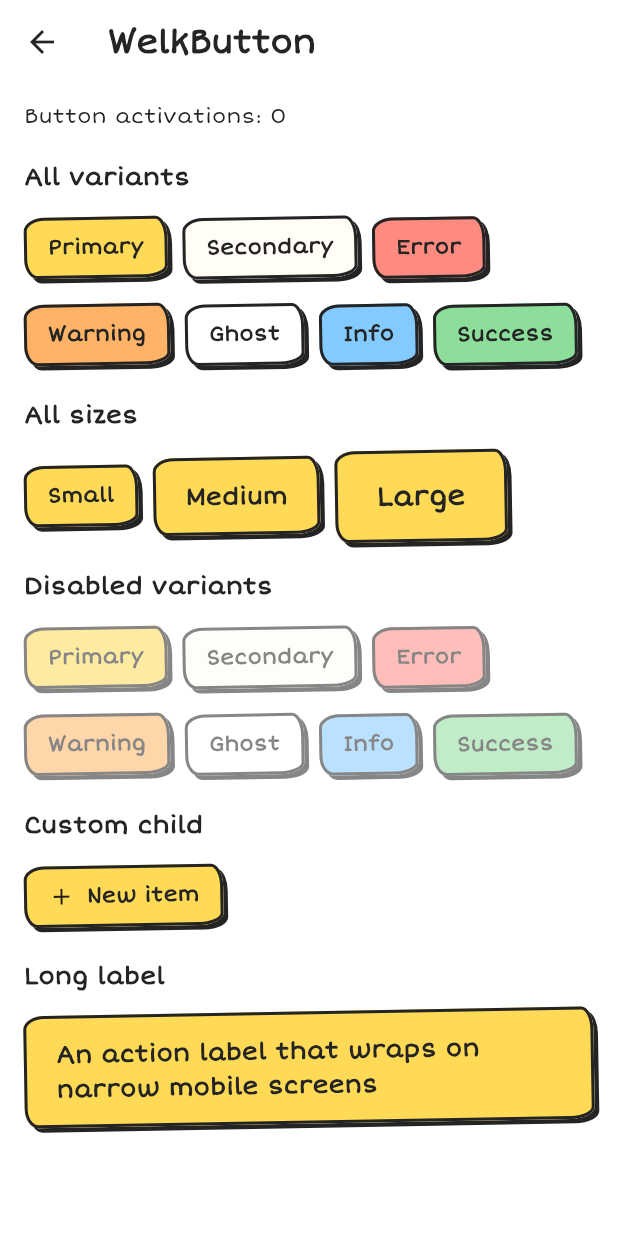
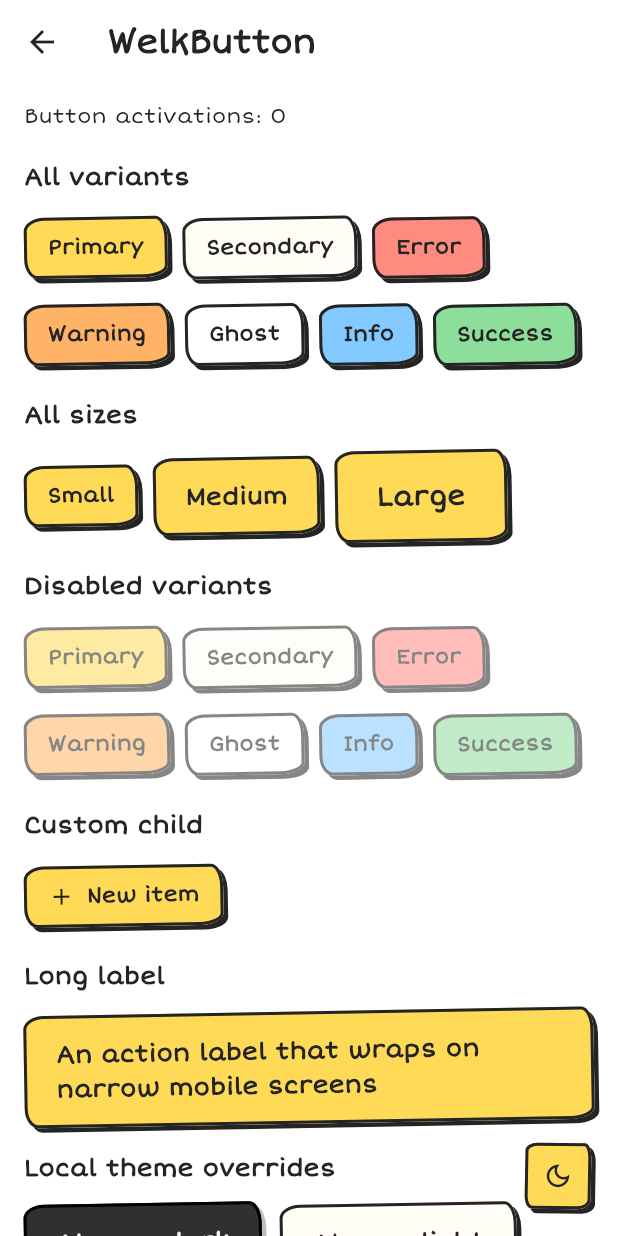
Before and after one commit to shristy-dev/welkUI-flutter, a Flutter app: the ButtonScreen screen opened by its route, on a phone screen of 412 x 824 dp. Run offline on Flutter 3.47's test engine with Material 3 defaults, Android fonts, the phone set to English and light mode, and no system bars; missing offline and left inert: qr.

Commit message:
added global dark theme and updated WelkButton for it's compatibilty

```diff
--- /dev/null
+++ b/example/lib/example_theme_mode.dart
@@ -0,0 +1,21 @@
+import 'package:flutter/widgets.dart';
+
+/// Shares the example app's global theme toggle across preview routes.
+class ExampleThemeMode extends InheritedWidget {
+  const ExampleThemeMode({
+    super.key,
+    required this.darkMode,
+    required this.toggle,
+    required super.child,
+  });
+
+  final bool darkMode;
+  final VoidCallback toggle;
+
+  static ExampleThemeMode of(BuildContext context) =>
+      context.dependOnInheritedWidgetOfExactType<ExampleThemeMode>()!;
+
+  @override
+  bool updateShouldNotify(ExampleThemeMode oldWidget) =>
+      darkMode != oldWidget.darkMode || toggle != oldWidget.toggle;
+}
--- a/example/lib/screens/button_screen.dart
+++ b/example/lib/screens/button_screen.dart
@@ -90,6 +90,25 @@ class _ButtonScreenState extends State<ButtonScreen> {
           'An action label that wraps on narrow mobile screens',
         ),
       ),
+      const DemoHeading('Local theme overrides'),
+      Wrap(
+        spacing: 12,
+        runSpacing: 12,
+        children: [
+          WelkButton(
+            overRideDarkMode: true,
+            variant: WelkButtonVariant.secondary,
+            onPressed: _activate,
+            child: const Text('Always dark'),
+          ),
+          WelkButton(
+            overRideDarkMode: false,
+            variant: WelkButtonVariant.secondary,
+            onPressed: _activate,
+            child: const Text('Always light'),
+          ),
+        ],
+      ),
     ],
   );
 
--- a/example/lib/screens/demo_page.dart
+++ b/example/lib/screens/demo_page.dart
@@ -1,5 +1,7 @@
 import 'package:flutter/material.dart';
+import 'package:welkui_flutter/welkui_flutter.dart';
 
+import '../example_theme_mode.dart';
 import '../preview_mode.dart';
 
 class DemoPage extends StatelessWidget {
@@ -14,13 +16,26 @@ class DemoPage extends StatelessWidget {
   @override
   Widget build(BuildContext context) => Scaffold(
     appBar: PreviewMode.of(context) ? null : AppBar(title: Text(title)),
+    floatingActionButton: PreviewMode.of(context)
+        ? null
+        : WelkIconButton(
+            icon: Icon(
+              ExampleThemeMode.of(context).darkMode
+                  ? Icons.light_mode_outlined
+                  : Icons.dark_mode_outlined,
+            ),
+            label: ExampleThemeMode.of(context).darkMode
+                ? 'Switch to light mode'
+                : 'Switch to dark mode',
+            onPressed: ExampleThemeMode.of(context).toggle,
+          ),
     body: SafeArea(
       child: ListView(
         padding: EdgeInsets.fromLTRB(
           isCompact(context) ? 16 : 20,
           12,
           isCompact(context) ? 16 : 20,
-          32,
+          PreviewMode.of(context) ? 32 : 104,
         ),
         children: children,
       ),
--- a/lib/src/theme/welk_theme.dart
+++ b/lib/src/theme/welk_theme.dart
@@ -4,6 +4,13 @@ import 'package:flutter/material.dart';
 @immutable
 class WelkThemeData {
   const WelkThemeData({
+    this.darkMode,
+    this.darkPaper = const Color(0xFF303030),
+    this.darkInk = const Color(0xFFF5F5F5),
+    this.darkOutline = const Color(0xFF000000),
+    this.darkShadow = const Color(0xFFBDBDBD),
+    this.darkButtonTint = const Color(0x1A000000),
+    this.darkFocus = const Color(0xFF82CAFF),
     this.paper = const Color(0xFFFFFDF5),
     this.white = const Color(0xFFFFFFFF),
     this.ink = const Color(0xFF242424),
@@ -26,6 +33,18 @@ class WelkThemeData {
     this.cardShadowOffset = const Offset(3, 3),
     this.switchShadowOffset = const Offset(2, 2),
   });
+
+  /// Global dark-mode preference for supported widgets (currently `WelkButton`).
+  ///
+  /// Null follows Flutter's [ThemeData.brightness]. A widget's
+  /// `overRideDarkMode` takes precedence over this preference.
+  final bool? darkMode;
+  final Color darkPaper;
+  final Color darkInk;
+  final Color darkOutline;
+  final Color darkShadow;
+  final Color darkButtonTint;
+  final Color darkFocus;
 
   final Color paper;
   final Color white;
@@ -51,6 +70,13 @@ class WelkThemeData {
 
   /// Returns a copy with selected design values replaced.
   WelkThemeData copyWith({
+    bool? darkMode,
+    Color? darkPaper,
+    Color? darkInk,
+    Color? darkOutline,
+    Color? darkShadow,
+    Color? darkButtonTint,
+    Color? darkFocus,
     Color? paper,
     Color? white,
     Color? ink,
@@ -74,6 +100,13 @@ class WelkThemeData {
     Offset? switchShadowOffset,
   }) {
     return WelkThemeData(
+      darkMode: darkMode ?? this.darkMode,
+      darkPaper: darkPaper ?? this.darkPaper,
+      darkInk: darkInk ?? this.darkInk,
+      darkOutline: darkOutline ?? this.darkOutline,
+      darkShadow: darkShadow ?? this.darkShadow,
+      darkButtonTint: darkButtonTint ?? this.darkButtonTint,
+      darkFocus: darkFocus ?? this.darkFocus,
       paper: paper ?? this.paper,
       white: white ?? this.white,
       ink: ink ?? this.ink,
@@ -97,6 +130,12 @@ class WelkThemeData {
       switchShadowOffset: switchShadowOffset ?? this.switchShadowOffset,
     );
   }
+
+  /// Resolves a local override, then the global preference, then Flutter's theme.
+  bool resolveDarkMode(BuildContext context, {bool? overRideDarkMode}) =>
+      overRideDarkMode ??
+      darkMode ??
+      Theme.of(context).brightness == Brightness.dark;
 }
 
 /// Provides WelkUI design tokens to the widgets below it in the tree.
--- a/lib/src/widgets/welk_button.dart
+++ b/lib/src/widgets/welk_button.dart
@@ -29,7 +29,7 @@ class WelkButton extends StatefulWidget {
     this.size = WelkButtonSize.medium,
     this.focusNode,
     this.autofocus = false,
-    this.isDark,
+    this.overRideDarkMode,
   });
 
   final Widget child;
@@ -39,8 +39,10 @@ class WelkButton extends StatefulWidget {
   final FocusNode? focusNode;
   final bool autofocus;
 
-  /// Overrides dark mode. When null, follows the surrounding Flutter [Theme].
-  final bool? isDark;
+  /// Overrides [WelkThemeData.darkMode] for this button.
+  ///
+  /// Null inherits the global preference, falling back to Flutter's [Theme].
+  final bool? overRideDarkMode;
 
   @override
   State<WelkButton> createState() => _WelkButtonState();
@@ -62,29 +64,36 @@ class _WelkButtonState extends State<WelkButton>
   @override
   Widget build(BuildContext context) {
     final theme = WelkTheme.of(context);
-    final isDark =
-        widget.isDark ?? Theme.of(context).brightness == Brightness.dark;
-    final outline = isDark ? const Color(0xFFBDBDBD) : theme.ink;
+    final isDark = theme.resolveDarkMode(
+      context,
+      overRideDarkMode: widget.overRideDarkMode,
+    );
+    final outline = isDark ? theme.darkOutline : theme.ink;
     final disabled = widget.onPressed == null;
     final reducedMotion = welkAnimationsDisabled(context);
     final duration = reducedMotion
         ? Duration.zero
         : WelkTapFeedback.transitionDuration;
-    final color = switch (widget.variant) {
+    final baseColor = switch (widget.variant) {
       WelkButtonVariant.primary => theme.accent,
-      WelkButtonVariant.secondary =>
-        isDark ? const Color(0xFF303030) : theme.paper,
+      WelkButtonVariant.secondary => isDark ? theme.darkPaper : theme.paper,
       WelkButtonVariant.error => theme.error,
       WelkButtonVariant.warning => theme.warning,
       WelkButtonVariant.ghost => Colors.transparent,
       WelkButtonVariant.info => theme.info,
       WelkButtonVariant.success => theme.success,
     };
+    final color =
+        isDark &&
+            widget.variant != WelkButtonVariant.secondary &&
+            widget.variant != WelkButtonVariant.ghost
+        ? Color.alphaBlend(theme.darkButtonTint, baseColor)
+        : baseColor;
     final foreground = !isDark
         ? theme.ink
         : widget.variant == WelkButtonVariant.ghost ||
               ThemeData.estimateBrightnessForColor(color) == Brightness.dark
-        ? const Color(0xFFF5F5F5)
+        ? theme.darkInk
         : const Color(0xFF242424);
     final size = switch (widget.size) {
       WelkButtonSize.small => (vertical: 6.4, horizontal: 12.0, font: 14.0),
@@ -106,7 +115,7 @@ class _WelkButtonState extends State<WelkButton>
       builder: (context, shadowOffset, child) => CustomPaint(
         painter: WelkHardShadowPainter(
           shape: shape,
-          color: outline,
+          color: isDark ? theme.darkShadow : theme.ink,
           offset: shadowOffset,
         ),
         child: child,
@@ -146,7 +155,7 @@ class _WelkButtonState extends State<WelkButton>
         angle: -0.017453292519943295,
         child: WelkFocusRing(
           visible: _showFocus && !disabled,
-          color: isDark ? theme.info : theme.focus,
+          color: isDark ? theme.darkFocus : theme.focus,
           shape: shape,
           gap: 5,
           child: surface,
```
Also changed, not shown: example/lib/main.dart (+29 -12 lines), 4 other files.
